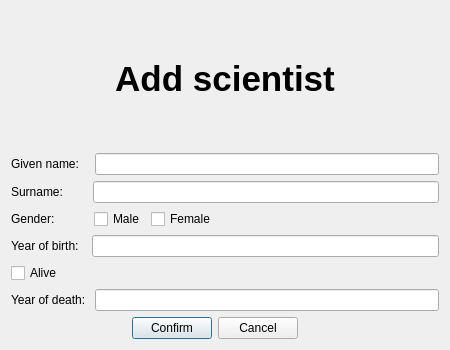
First picture: the form in Vika3nytt/dialogaddsci.ui, repository sabbisun/Vika3nytt, before the edit.
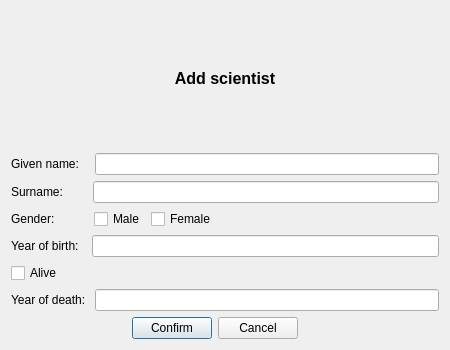
Second picture: the form after the edit.

What changed in the file:
```diff
--- a/Vika3nytt/dialogaddsci.ui
+++ b/Vika3nytt/dialogaddsci.ui
@@ -22,7 +22,7 @@
       </font>
      </property>
      <property name="text">
-      <string>&lt;html&gt;&lt;head/&gt;&lt;body&gt;&lt;p&gt;&lt;span style=&quot; font-size:26pt; font-weight:600;&quot;&gt;Add scientist&lt;/span&gt;&lt;/p&gt;&lt;/body&gt;&lt;/html&gt;</string>
+      <string>&lt;html&gt;&lt;head/&gt;&lt;body&gt;&lt;p&gt;&lt;span style=&quot; font-size:12pt; font-weight:600;&quot;&gt;Add scientist&lt;/span&gt;&lt;/p&gt;&lt;/body&gt;&lt;/html&gt;</string>
      </property>
      <property name="textFormat">
       <enum>Qt::RichText</enum>
```
